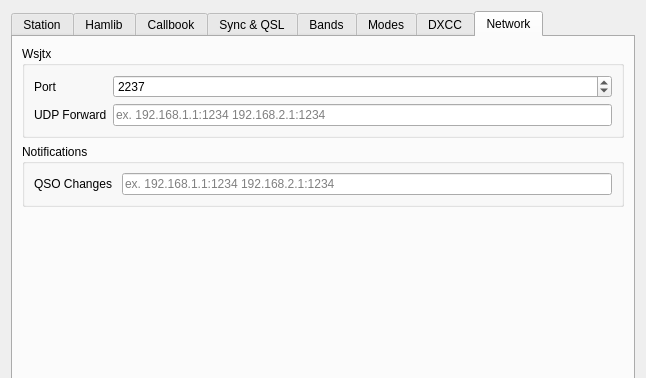
k5mcd/QLog, file ui/SettingsDialog.ui: the form before one commit; both pictures show x 0 to 646 and y 0 to 378 of the 646 by 699 pixel window.
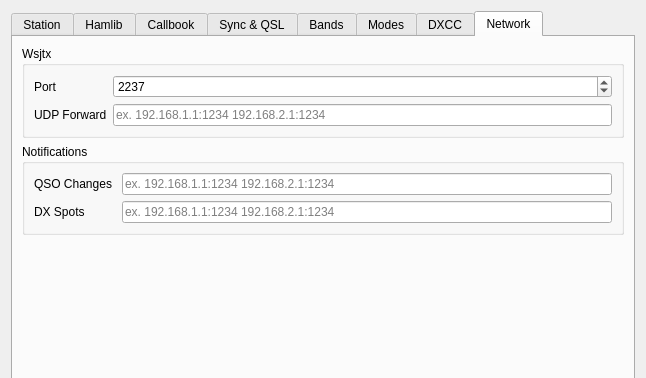
The form after the commit. The open tabs and pages were chosen to show the change. Icons and pictures are not drawn.

Commit message: NetworkNotif: Added DX Cluster Spot Notifications

```diff
--- a/ui/SettingsDialog.ui
+++ b/ui/SettingsDialog.ui
@@ -1389,6 +1389,23 @@
             </property>
            </widget>
           </item>
+          <item row="1" column="0">
+           <widget class="QLabel" name="notifDXSpotsLabel">
+            <property name="text">
+             <string>DX Spots</string>
+            </property>
+           </widget>
+          </item>
+          <item row="1" column="1">
+           <widget class="QLineEdit" name="notifDXSpotsEdit">
+            <property name="toolTip">
+             <string>&lt;p&gt; List of IP addresses to which QLog sends  UDP notification packets with DX Cluster Spots.&lt;/p&gt;The IP addresses are separated by a space and have the form IP:PORT</string>
+            </property>
+            <property name="placeholderText">
+             <string>ex. 192.168.1.1:1234 192.168.2.1:1234</string>
+            </property>
+           </widget>
+          </item>
          </layout>
         </widget>
        </item>
```
The commit also changes 4 other files.
